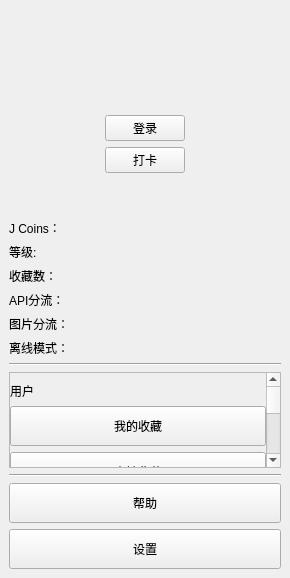
Above: ui/component/ui_navigation.ui from tonquer/JMComic-qt before the change. Below: the same form after it.
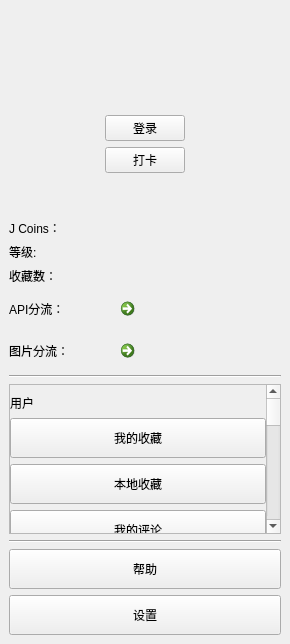
That is the form after the change. Icons and pictures are not drawn. Custom widgets are drawn as their Qt base class.

Diff of the .ui file:
```diff
--- a/ui/component/ui_navigation.ui
+++ b/ui/component/ui_navigation.ui
@@ -7,7 +7,7 @@
     <x>0</x>
     <y>0</y>
     <width>290</width>
-    <height>578</height>
+    <height>644</height>
    </rect>
   </property>
   <property name="windowTitle">
@@ -176,7 +176,7 @@
          </widget>
         </item>
         <item>
-         <widget class="QLabel" name="proxyName">
+         <widget class="QCommandLinkButton" name="proxyName">
           <property name="text">
            <string/>
           </property>
@@ -194,7 +194,7 @@
          </widget>
         </item>
         <item>
-         <widget class="QLabel" name="proxyImgName">
+         <widget class="QCommandLinkButton" name="proxyImgName">
           <property name="text">
            <string/>
           </property>
@@ -202,20 +202,6 @@
         </item>
        </layout>
       </item>
-      <item>
-       <layout class="QHBoxLayout" name="horizontalLayout_4">
-        <item>
-         <widget class="QLabel" name="label_5">
-          <property name="text">
-           <string>离线模式：</string>
-          </property>
-         </widget>
-        </item>
-        <item>
-         <widget class="SwitchButton" name="offlineButton" native="true"/>
-        </item>
-       </layout>
-      </item>
       <item>
        <widget class="Line" name="line_4">
         <property name="orientation">
@@ -234,7 +220,7 @@
            <x>0</x>
            <y>0</y>
            <width>253</width>
-           <height>654</height>
+           <height>746</height>
           </rect>
          </property>
          <layout class="QVBoxLayout" name="verticalLayout_3">
@@ -983,12 +969,6 @@
    <extends>QLabel</extends>
    <header location="global">component.label.head_label.h</header>
   </customwidget>
-  <customwidget>
-   <class>SwitchButton</class>
-   <extends>QWidget</extends>
-   <header>component.button.switch_button.h</header>
-   <container>1</container>
-  </customwidget>
  </customwidgets>
  <resources>
   <include location="../../res/images.qrc"/>
```
Left out of the diff: 41 changed lines with no effect on the pictures.
